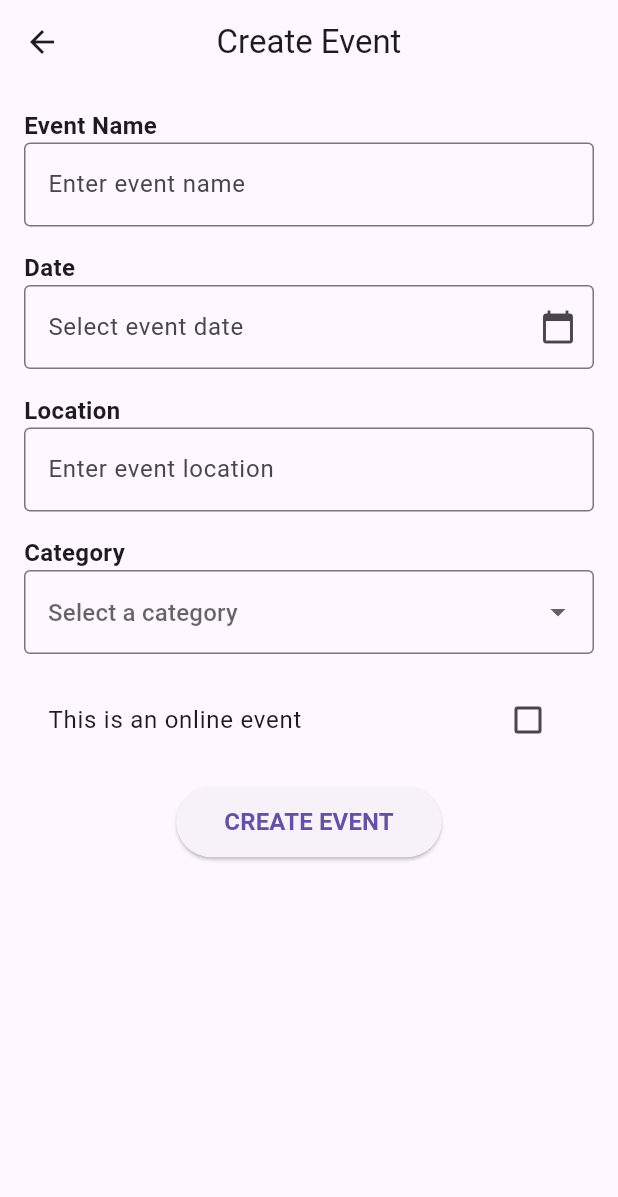
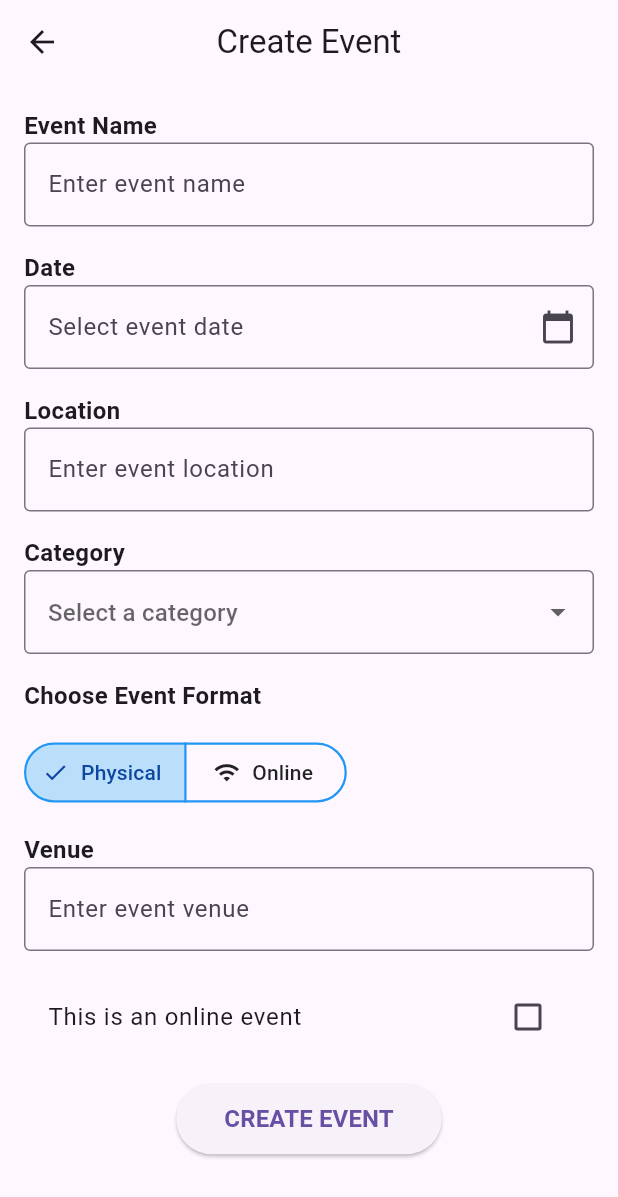
Before and after one commit to mhmdnrllnwr/univent_app, a Flutter app: the CreateEvent screen opened directly, on a phone screen of 412 x 824 dp. Shown: the top 1197 px of the screen. Run offline on Flutter 3.47's test engine with Material 3 defaults, Android fonts, the phone set to English and light mode, and no system bars; our stand-ins replace salomon_bottom_bar; network calls fail.

Commit message:
add segmented event format

```diff
--- a/lib/screens/create_ev.dart
+++ b/lib/screens/create_ev.dart
@@ -1,4 +1,6 @@
 import 'package:flutter/material.dart';
+
+enum EventFormat { online, physical }
 
 class CreateEvent extends StatefulWidget {
   const CreateEvent({super.key});
@@ -18,6 +20,7 @@ class _CreateEventState extends State<CreateEvent> {
 
   String? _selectedCategory; // Dropdown value
   bool _isOnline = false; // Checkbox for online events
+  EventFormat formatView = EventFormat.physical;
 
   @override
   Widget build(BuildContext context) {
@@ -106,6 +109,90 @@ class _CreateEventState extends State<CreateEvent> {
                       value == null ? 'Please select a category' : null,
                 ),
                 const SizedBox(height: 16),
+                const Text(
+                  "Choose Event Format",
+                  style: TextStyle(fontSize: 16, fontWeight: FontWeight.bold),
+                ),
+                const SizedBox(height: 16),
+                SegmentedButton<EventFormat>(
+                  segments: const <ButtonSegment<EventFormat>>[
+                    ButtonSegment<EventFormat>(
+                      value: EventFormat.physical,
+                      label: Text('Physical'),
+                      icon: Icon(Icons.location_on),
+                    ),
+                    ButtonSegment<EventFormat>(
+                      value: EventFormat.online,
+                      label: Text('Online'),
+                      icon: Icon(Icons.wifi),
+                    ),
+                  ],
+                  selected: <EventFormat>{formatView},
+                  style: ButtonStyle(
+                    backgroundColor:
+                        MaterialStateProperty.resolveWith((states) {
+                      if (states.contains(MaterialState.selected)) {
+                        return Colors.blue
+                            .shade100; // Highlight color for selected segment
+                      }
+                      return Colors.transparent; // Default color
+                    }),
+                    side: MaterialStateProperty.all(
+                        const BorderSide(color: Colors.blue, width: 1.5)),
+                    foregroundColor:
+                        MaterialStateProperty.resolveWith((states) {
+                      return states.contains(MaterialState.selected)
+                          ? Colors.blue.shade900
+                          : Colors.black87;
+                    }),
+                  ),
+                  onSelectionChanged: (Set<EventFormat> newSelection) {
+                    setState(() {
+                      formatView = newSelection.first;
+                    });
+                  },
+                ),
+                const SizedBox(height: 16),
+
+                // Conditional TextField based on event format
+                if (formatView == EventFormat.physical) ...[
+                  const Text(
+                    "Venue",
+                    style: TextStyle(fontSize: 16, fontWeight: FontWeight.bold),
+                  ),
+                  TextFormField(
+                    controller: _eventLocationController,
+                    decoration: const InputDecoration(
+                      hintText: "Enter event venue",
+                      border: OutlineInputBorder(),
+                    ),
+                    validator: (value) {
+                      if (value == null || value.isEmpty) {
+                        return 'Please enter the event venue';
+                      }
+                      return null;
+                    },
+                  ),
+                ] else if (formatView == EventFormat.online) ...[
+                  const Text(
+                    "Event Link",
+                    style: TextStyle(fontSize: 16, fontWeight: FontWeight.bold),
+                  ),
+                  TextFormField(
+                    controller: _eventLocationController,
+                    decoration: const InputDecoration(
+                      hintText: "Enter event link",
+                      border: OutlineInputBorder(),
+                    ),
+                    validator: (value) {
+                      if (value == null || value.isEmpty) {
+                        return 'Please enter the event link';
+                      }
+                      return null;
+                    },
+                  ),
+                ],
+                const SizedBox(height: 16),
                 CheckboxListTile(
                   value: _isOnline,
                   title: const Text("This is an online event"),
```
